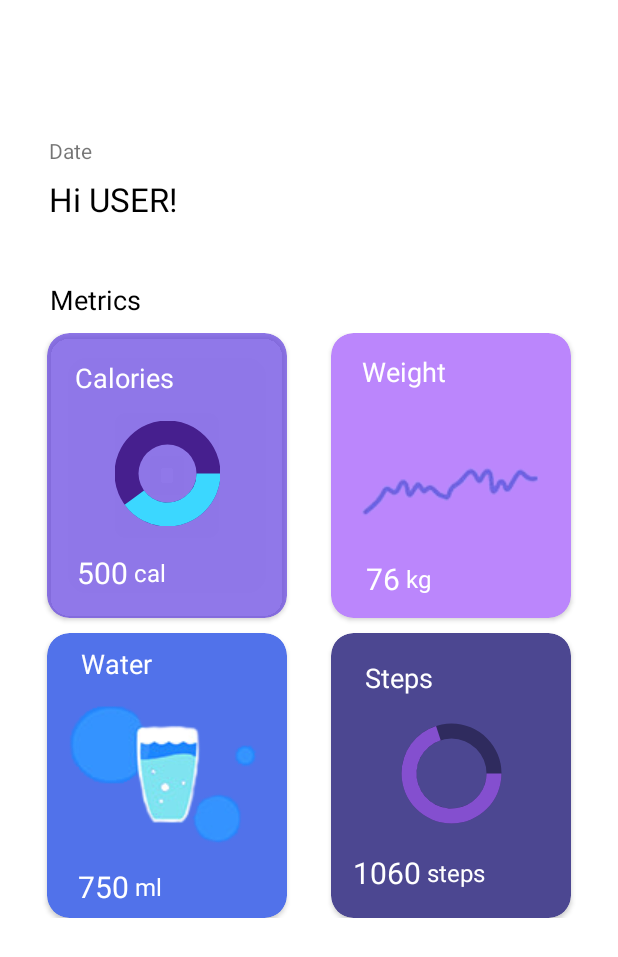
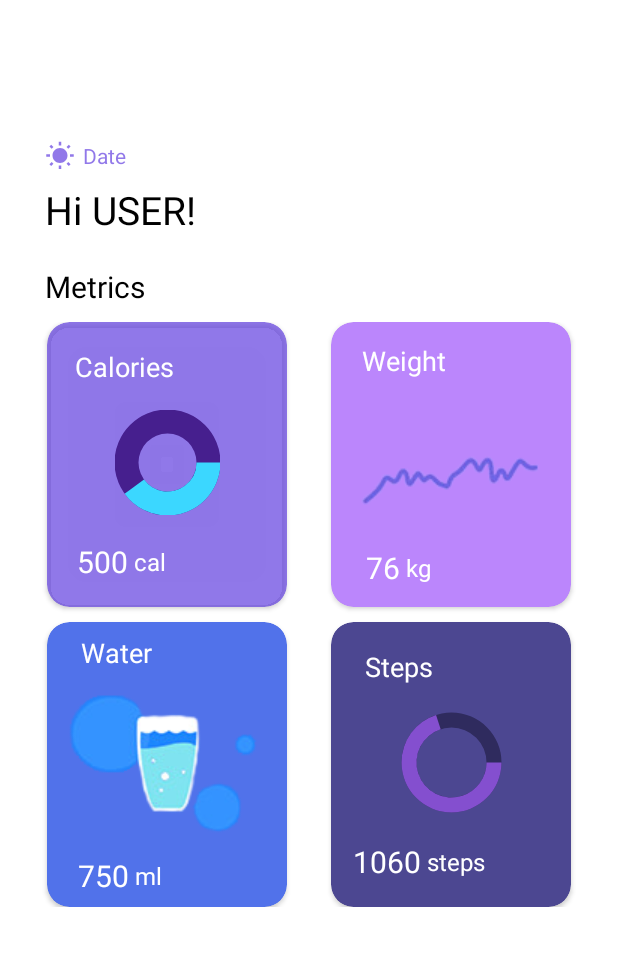
Before and after one commit to tabanezjoao/SIMProject, an Android app: the layout fragment_home.xml on its own in the app's theme, with its tools: preview values and no code run, on a phone screen of 412 x 824 dp. Shown: the top 957 px of the screen. Run offline under Robolectric (Android 15) with nearby library versions, the phone set to English and light mode, and no system bars.

Commit message:
homeFragment interface update

```diff
--- /dev/null
+++ b/FitnessApp/app/src/main/res/drawable/ic_sunny.xml
@@ -0,0 +1,10 @@
+<vector xmlns:android="http://schemas.android.com/apk/res/android"
+    android:width="20dp"
+    android:height="20dp"
+    android:viewportWidth="24"
+    android:viewportHeight="24"
+    android:tint="#BA6846E1">
+  <path
+      android:fillColor="@android:color/white"
+      android:pathData="M6.76,4.84l-1.8,-1.79 -1.41,1.41 1.79,1.79 1.42,-1.41zM4,10.5L1,10.5v2h3v-2zM13,0.55h-2L11,3.5h2L13,0.55zM20.45,4.46l-1.41,-1.41 -1.79,1.79 1.41,1.41 1.79,-1.79zM17.24,18.16l1.79,1.8 1.41,-1.41 -1.8,-1.79 -1.4,1.4zM20,10.5v2h3v-2h-3zM12,5.5c-3.31,0 -6,2.69 -6,6s2.69,6 6,6 6,-2.69 6,-6 -2.69,-6 -6,-6zM11,22.45h2L13,19.5h-2v2.95zM3.55,18.54l1.41,1.41 1.79,-1.8 -1.41,-1.41 -1.79,1.8z"/>
+</vector>
--- a/FitnessApp/app/src/main/res/layout/activity_main.xml
+++ b/FitnessApp/app/src/main/res/layout/activity_main.xml
@@ -20,7 +20,7 @@
     <FrameLayout
         android:id="@+id/fragment_container"
         android:layout_width="match_parent"
-        android:layout_height="0dp"
+        android:layout_height="match_parent"
         app:layout_constraintTop_toTopOf="parent"
         app:layout_constraintBottom_toTopOf="@id/bottom_navigation"></FrameLayout>
 </androidx.constraintlayout.widget.ConstraintLayout>
--- a/FitnessApp/app/src/main/res/layout/fragment_home.xml
+++ b/FitnessApp/app/src/main/res/layout/fragment_home.xml
@@ -12,8 +12,12 @@
         android:layout_width="wrap_content"
         android:layout_height="wrap_content"
         android:text="@string/date"
+        android:textColor="#BA6846E1"
+        android:drawableStart="@drawable/ic_sunny"
+        android:drawablePadding="5dp"
         app:layout_constraintBottom_toTopOf="@+id/textViewGreet"
-        app:layout_constraintHorizontal_bias="0.086"
+        app:layout_constraintHorizontal_bias="0"
+        android:layout_marginLeft="30dp"
         app:layout_constraintLeft_toLeftOf="parent"
         app:layout_constraintRight_toRightOf="parent"
         app:layout_constraintTop_toTopOf="parent"
@@ -27,13 +31,14 @@
         android:layout_height="wrap_content"
         android:text="Hi USER!"
         android:textColor="#000000"
-        android:textSize="22sp"
+        android:textSize="26sp"
         app:layout_constraintBottom_toTopOf="@+id/textViewMetrics"
-        app:layout_constraintHorizontal_bias="0.101"
+        app:layout_constraintHorizontal_bias="0"
+        android:layout_marginLeft="30dp"
         app:layout_constraintLeft_toLeftOf="parent"
         app:layout_constraintRight_toRightOf="parent"
         app:layout_constraintTop_toBottomOf="@+id/textViewDate"
-        android:layout_marginBottom="40dp"/>
+        android:layout_marginBottom="20dp"/>
 
     <TextView
         android:id="@+id/textViewMetrics"
@@ -41,9 +46,10 @@
         android:layout_height="wrap_content"
         android:text="Metrics"
         android:textColor="#000000"
-        android:textSize="18sp"
+        android:textSize="20sp"
         app:layout_constraintBottom_toTopOf="@+id/cardViewsInfo"
-        app:layout_constraintHorizontal_bias="0.094"
+        app:layout_constraintHorizontal_bias="0"
+        android:layout_marginLeft="30dp"
         app:layout_constraintLeft_toLeftOf="parent"
         app:layout_constraintRight_toRightOf="parent"
         app:layout_constraintTop_toBottomOf="@+id/textViewGreet"
```
Also changed, not shown: FitnessApp/app/src/main/java/com/example/fitnessapp/MainActivity.kt (+14 -7 lines), FitnessApp/app/src/main/java/com/example/fitnessapp/fragments/HomeFragment.kt (+22 -2 lines).
